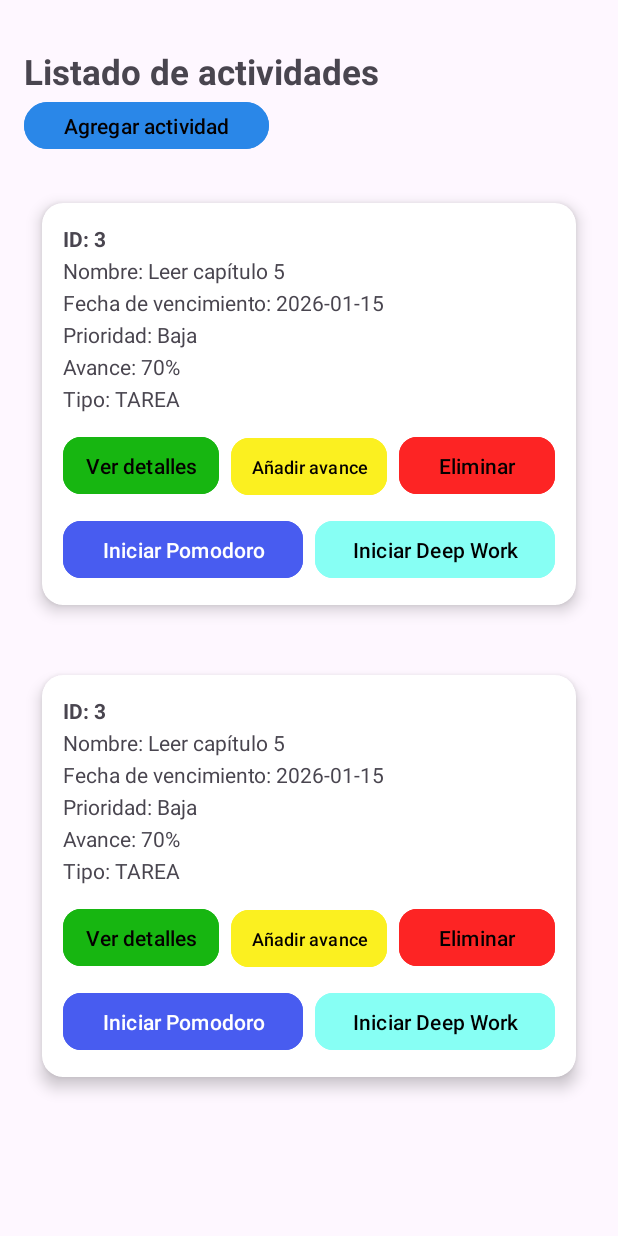
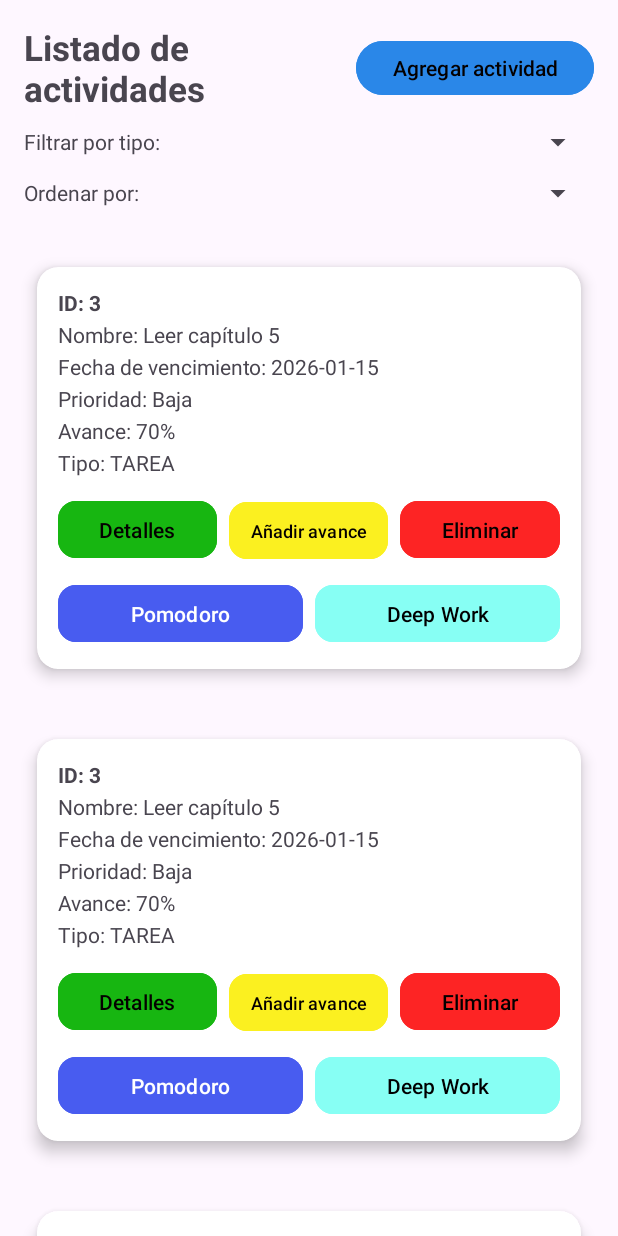
Before and after one commit to jors2007/G8-Android-Studio, an Android app: the layout activity_gestion_actividades.xml on its own in the app's theme, with its tools: preview values and no code run, on a phone screen of 412 x 824 dp. Run offline under Robolectric (Android 15) with nearby library versions, the light colour scheme and no system bars.

Commit message:
Se arreglaron algunos xml

```diff
--- a/app/src/main/java/com/espol/aplicacion_g8/DeepWorkActivity.java
+++ b/app/src/main/java/com/espol/aplicacion_g8/DeepWorkActivity.java
@@ -132,7 +132,7 @@ public class DeepWorkActivity extends AppCompatActivity {
         for (Actividad a : lista) {
             if (a.getId() == actividad.getId()) {
 
-                String fecha = new SimpleDateFormat("yyyy-MM-dd", Locale.getDefault()).format(new Date());
+                String fecha = new SimpleDateFormat("yyyy-mm-dd", Locale.getDefault()).format(new Date());
 
                 int durMin = (int) (duracionMs / 60000);
                 if (durMin == 0) durMin = 1;
@@ -147,13 +147,13 @@ public class DeepWorkActivity extends AppCompatActivity {
                 data.putExtra("actividadActualizada", a);
                 setResult(RESULT_OK, data);
 
-                Toast.makeText(this, "Sesión guardada ✅", Toast.LENGTH_SHORT).show();
+                Toast.makeText(this, "Sesión guardada con exito", Toast.LENGTH_SHORT).show();
                 finish();
                 return;
             }
         }
 
-        Toast.makeText(this, "No se encontró la actividad en disco", Toast.LENGTH_SHORT).show();
+        Toast.makeText(this, "No se encontró la actividad guardada", Toast.LENGTH_SHORT).show();
         finish();
     }
 
--- a/app/src/main/java/com/espol/aplicacion_g8/GestionActividadesActivity.java
+++ b/app/src/main/java/com/espol/aplicacion_g8/GestionActividadesActivity.java
@@ -26,7 +26,7 @@ public class GestionActividadesActivity extends AppCompatActivity {
     private ActividadAdapter adapter;
     private ArrayList<Actividad> actividades;
 
-    // ✅ Formulario: crea actividad
+    // Formulario: crea actividad
     private final ActivityResultLauncher<Intent> launcherFormulario =
             registerForActivityResult(
                     new ActivityResultContracts.StartActivityForResult(),
@@ -42,7 +42,7 @@ public class GestionActividadesActivity extends AppCompatActivity {
                     }
             );
 
-    // ✅ Registrar avance
+    // Registrar avance
     private final ActivityResultLauncher<Intent> launcherAvance =
             registerForActivityResult(
                     new ActivityResultContracts.StartActivityForResult(),
@@ -58,7 +58,7 @@ public class GestionActividadesActivity extends AppCompatActivity {
                                     actividades.get(i).setAvance(nuevoAvance);
                                     adapter.notifyItemChanged(i);
                                     Actividad.guardarActividades(this, actividades);
-                                    Toast.makeText(this, "Avance actualizado ✅", Toast.LENGTH_SHORT).show();
+                                    Toast.makeText(this, "Avance actualizado", Toast.LENGTH_SHORT).show();
                                     break;
                                 }
                             }
@@ -66,7 +66,7 @@ public class GestionActividadesActivity extends AppCompatActivity {
                     }
             );
 
-    // ✅ Sesión enfoque (Pomodoro/DeepWork): regresa actividad completa actualizada
+    // Sesión enfoque (Pomodoro/DeepWork): regresa actividad completa actualizada
     private final ActivityResultLauncher<Intent> launcherSesion =
             registerForActivityResult(
                     new ActivityResultContracts.StartActivityForResult(),
@@ -90,7 +90,7 @@ public class GestionActividadesActivity extends AppCompatActivity {
                             // Guardar persistente
                             Actividad.guardarActividades(this, actividades);
 
-                            Toast.makeText(this, "Sesión guardada ✅", Toast.LENGTH_SHORT).show();
+                            Toast.makeText(this, "Sesión guardada", Toast.LENGTH_SHORT).show();
                         }
                     }
             );
@@ -101,13 +101,12 @@ public class GestionActividadesActivity extends AppCompatActivity {
         EdgeToEdge.enable(this);
         setContentView(R.layout.activity_gestion_actividades);
 
-        // ✅ Cargar SOLO UNA VEZ
+        // Cargar SOLO UNA VEZ
         actividades = Actividad.cargarActividades(this);
         if (actividades == null) actividades = new ArrayList<>();
 
         Button btnAgregar = findViewById(R.id.button_agregarActividad);
         btnAgregar.setOnClickListener(v -> {
-            Log.d("DEBUG", "BOTÓN AGREGAR PRESIONADO");
             Intent intent = new Intent(this, FormularioActividadActivity.class);
             launcherFormulario.launch(intent);
         });
@@ -127,7 +126,7 @@ public class GestionActividadesActivity extends AppCompatActivity {
             public void onEliminar(Actividad actividad) {
                 new AlertDialog.Builder(GestionActividadesActivity.this)
                         .setTitle("Eliminar actividad")
-                        .setMessage("¿Eliminar:\n\n" + actividad.getNombre() + "?")
+                        .setMessage("¿Desea eliminar la actividad:\n" + actividad.getNombre() + "?")
                         .setPositiveButton("Sí", (d, w) -> {
                             actividades.remove(actividad);
                             adapter.notifyDataSetChanged();
--- a/app/src/main/java/com/espol/aplicacion_g8/RegistrarAvanceActivity.java
+++ b/app/src/main/java/com/espol/aplicacion_g8/RegistrarAvanceActivity.java
@@ -56,7 +56,6 @@ public class RegistrarAvanceActivity extends AppCompatActivity {
                 etNuevoAvance.requestFocus();
                 return;
             }
-
             int nuevoAvance;
             try {
                 nuevoAvance = Integer.parseInt(txt);
--- a/app/src/main/res/layout/activity_gestion_actividades.xml
+++ b/app/src/main/res/layout/activity_gestion_actividades.xml
@@ -7,40 +7,114 @@
     android:layout_height="match_parent"
     tools:context=".GestionActividadesActivity">
 
+    <!-- HEADER (título + botón) -->
+    <LinearLayout
+        android:id="@+id/layoutHeader"
+        android:layout_width="0dp"
+        android:layout_height="wrap_content"
+        android:orientation="horizontal"
+        android:gravity="center_vertical"
+        android:paddingStart="16dp"
+        android:paddingEnd="16dp"
+        android:paddingTop="16dp"
+        android:paddingBottom="8dp"
+        app:layout_constraintTop_toTopOf="parent"
+        app:layout_constraintStart_toStartOf="parent"
+        app:layout_constraintEnd_toEndOf="parent">
+
         <TextView
             android:id="@+id/textView2"
-        android:layout_width="252dp"
-        android:layout_height="31dp"
-        android:layout_marginStart="16dp"
-        android:layout_marginTop="32dp"
+            android:layout_width="0dp"
+            android:layout_height="wrap_content"
+            android:layout_weight="1"
             android:text="Listado de actividades"
             android:textSize="23sp"
-        android:textStyle="bold"
-        app:layout_constraintStart_toStartOf="parent"
-        app:layout_constraintTop_toTopOf="parent" />
+            android:textStyle="bold" />
 
         <Button
             android:id="@+id/button_agregarActividad"
-        android:layout_width="163dp"
-        android:layout_height="39dp"
-        android:layout_marginTop="64dp"
+            android:layout_width="wrap_content"
+            android:layout_height="wrap_content"
             android:backgroundTint="#2A87E8"
+            android:minHeight="44dp"
             android:text="Agregar actividad"
             android:textColor="#040000"
-        android:textSize="14sp"
-        app:layout_constraintEnd_toEndOf="parent"
-        app:layout_constraintHorizontal_bias="0.064"
+            android:textSize="14sp" />
+    </LinearLayout>
+
+    <!-- FILTROS (con padding propio para que no se vean pegados) -->
+    <LinearLayout
+        android:id="@+id/layoutFiltros"
+        android:layout_width="0dp"
+        android:layout_height="wrap_content"
+        android:orientation="vertical"
+        android:paddingStart="16dp"
+        android:paddingEnd="16dp"
+        android:paddingBottom="8dp"
+        app:layout_constraintTop_toBottomOf="@id/layoutHeader"
         app:layout_constraintStart_toStartOf="parent"
-        app:layout_constraintTop_toTopOf="parent" />
+        app:layout_constraintEnd_toEndOf="parent">
 
+        <!-- FILTRAR POR TIPO -->
+        <LinearLayout
+            android:layout_width="match_parent"
+            android:layout_height="wrap_content"
+            android:orientation="horizontal"
+            android:gravity="center_vertical"
+            android:layout_marginBottom="10dp">
+
+            <TextView
+                android:id="@+id/tvFiltroTipo"
+                android:layout_width="wrap_content"
+                android:layout_height="wrap_content"
+                android:text="Filtrar por tipo:"
+                android:layout_marginEnd="10dp" />
+
+            <Spinner
+                android:id="@+id/spFiltroTipo"
+                android:layout_width="0dp"
+                android:layout_height="wrap_content"
+                android:layout_weight="1" />
+        </LinearLayout>
+
+        <!-- ORDENAR POR -->
+        <LinearLayout
+            android:layout_width="match_parent"
+            android:layout_height="wrap_content"
+            android:orientation="horizontal"
+            android:gravity="center_vertical">
+
+            <TextView
+                android:id="@+id/tvOrdenarPor"
+                android:layout_width="wrap_content"
+                android:layout_height="wrap_content"
+                android:text="Ordenar por:"
+                android:layout_marginEnd="10dp" />
+
+            <Spinner
+                android:id="@+id/spOrdenarPor"
+                android:layout_width="0dp"
+                android:layout_height="wrap_content"
+                android:layout_weight="1" />
+        </LinearLayout>
+
+    </LinearLayout>
+
+    <!-- RECYCLERVIEW
+         Importante: padding horizontal suave aquí para que no se pegue,
+         pero sin hacerlo tan angosto como antes -->
     <androidx.recyclerview.widget.RecyclerView
         android:id="@+id/recyclerView_actividad"
-        android:layout_width="409dp"
-        android:layout_height="626dp"
-        android:layout_marginTop="112dp"
+        android:layout_width="0dp"
+        android:layout_height="0dp"
+        android:clipToPadding="false"
+        android:paddingStart="8dp"
+        android:paddingEnd="8dp"
+        android:layout_marginTop="6dp"
+        app:layout_constraintTop_toBottomOf="@id/layoutFiltros"
+        app:layout_constraintBottom_toBottomOf="parent"
+        app:layout_constraintStart_toStartOf="parent"
         app:layout_constraintEnd_toEndOf="parent"
-        app:layout_constraintStart_toStartOf="parent"
-        app:layout_constraintTop_toTopOf="parent"
         tools:listitem="@layout/item_actividad" />
 
 </androidx.constraintlayout.widget.ConstraintLayout>
--- a/app/src/main/res/layout/item_actividad.xml
+++ b/app/src/main/res/layout/item_actividad.xml
@@ -4,8 +4,8 @@
     xmlns:app="http://schemas.android.com/apk/res-auto"
     android:layout_width="match_parent"
     android:layout_height="wrap_content"
-    android:layout_marginStart="16dp"
-    android:layout_marginEnd="16dp"
+    android:layout_marginStart="6dp"
+    android:layout_marginEnd="6dp"
     android:layout_marginTop="10dp"
     android:layout_marginBottom="10dp"
     app:cardCornerRadius="14dp"
@@ -75,15 +75,17 @@
                 android:layout_height="46dp"
                 android:layout_weight="1"
                 android:layout_marginEnd="8dp"
-                android:text="Ver detalles"
+                android:text="Detalles"
                 android:textAllCaps="false"
                 android:textColor="#040000"
                 android:backgroundTint="#17B611"
                 app:cornerRadius="12dp"
-                android:paddingStart="10dp"
-                android:paddingEnd="10dp" />
+                android:maxLines="1"
+                android:ellipsize="end"
+                android:gravity="center"
+                android:paddingStart="8dp"
+                android:paddingEnd="8dp" />
 
-            <!-- ✅ ESTE ES EL QUE ARREGLAMOS -->
             <com.google.android.material.button.MaterialButton
                 android:id="@+id/btnAvance"
                 android:layout_width="0dp"
@@ -112,8 +114,11 @@
                 android:textColor="#040000"
                 android:backgroundTint="#FD2424"
                 app:cornerRadius="12dp"
-                android:paddingStart="10dp"
-                android:paddingEnd="10dp" />
+                android:maxLines="1"
+                android:ellipsize="end"
+                android:gravity="center"
+                android:paddingStart="8dp"
+                android:paddingEnd="8dp" />
         </LinearLayout>
 
         <!-- BOTONES FILA 2 -->
@@ -129,7 +134,7 @@
                 android:layout_height="46dp"
                 android:layout_weight="1"
                 android:layout_marginEnd="8dp"
-                android:text="Iniciar Pomodoro"
+                android:text="Pomodoro"
                 android:textAllCaps="false"
                 android:textColor="#FFFFFF"
                 android:backgroundTint="#485CF0"
@@ -137,15 +142,15 @@
                 android:maxLines="1"
                 android:ellipsize="end"
                 android:gravity="center"
-                android:paddingStart="10dp"
-                android:paddingEnd="10dp" />
+                android:paddingStart="8dp"
+                android:paddingEnd="8dp" />
 
             <com.google.android.material.button.MaterialButton
                 android:id="@+id/btnDeepWork"
                 android:layout_width="0dp"
                 android:layout_height="46dp"
                 android:layout_weight="1"
-                android:text="Iniciar Deep Work"
+                android:text="Deep Work"
                 android:textAllCaps="false"
                 android:textColor="#000000"
                 android:backgroundTint="#87FFF4"
@@ -153,8 +158,8 @@
                 android:maxLines="1"
                 android:ellipsize="end"
                 android:gravity="center"
-                android:paddingStart="10dp"
-                android:paddingEnd="10dp" />
+                android:paddingStart="8dp"
+                android:paddingEnd="8dp" />
         </LinearLayout>
 
     </LinearLayout>
```
Lines whose indentation alone changed are shown as unchanged.
